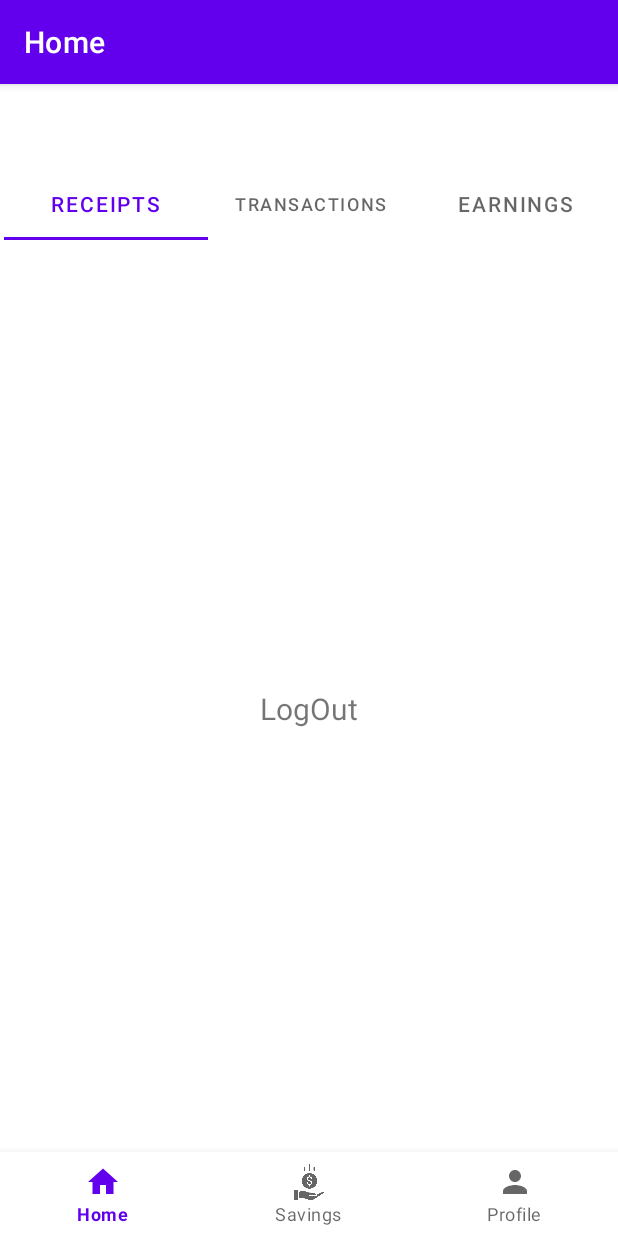
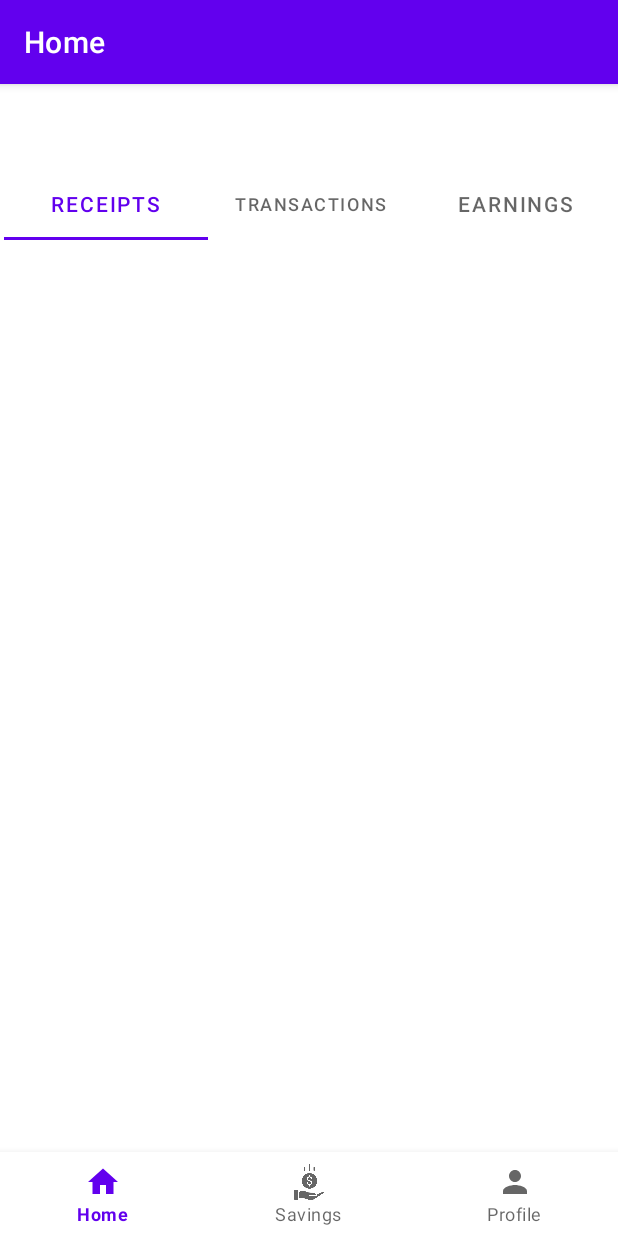
Before and after one commit to siddhartha-star-dev/RichMindset, an Android app: the screen it shows after launch once a user with an empty profile is signed in (MainActivity), on a phone screen of 412 x 824 dp. Run offline under Robolectric (Android 15) with nearby library versions, the phone set to English and light mode, and no system bars; our stand-ins replace Firebase (no records; nobody signed in at launch, a user with empty details on screens opened directly), navigation-ui.

Commit message:
cashflow api integrated

```diff
--- a/build.gradle
+++ b/build.gradle
@@ -45,4 +45,7 @@ dependencies {
     androidTestImplementation 'androidx.test.ext:junit:1.1.3'
     androidTestImplementation 'androidx.test.espresso:espresso-core:3.4.0'
     implementation 'androidx.lifecycle:lifecycle-viewmodel-ktx:2.4.0'
+    implementation 'com.squareup.retrofit2:retrofit:2.1.0'
+    implementation 'com.squareup.retrofit2:converter-gson:2.1.0'
+
 }
--- a/src/main/java/com/example/cashflow/ui/home/HomeFragment.java
+++ b/src/main/java/com/example/cashflow/ui/home/HomeFragment.java
@@ -29,19 +29,7 @@ public class HomeFragment extends Fragment {
         binding = FragmentHomeBinding.inflate(inflater, container, false);
         mauth=FirebaseAuth.getInstance();
         View root = binding.getRoot();
-        TextView logOut=binding.textHome;
-        logOut.setOnClickListener(new View.OnClickListener() {
-            @Override
-            public void onClick(View view) {
-                Intent intent=new Intent(getActivity(),Login.class);
-                intent.putExtra("Key",logOut.toString());
-                startActivity(intent);
-                mauth.signOut();
 
-
-
-            }
-        });
 
         return root;
     }
--- a/src/main/res/layout/fragment_home.xml
+++ b/src/main/res/layout/fragment_home.xml
@@ -31,18 +31,4 @@
             android:text="Earnings" />
     </com.google.android.material.tabs.TabLayout>
 
-    <TextView
-        android:id="@+id/text_home"
-        android:layout_width="match_parent"
-        android:layout_height="wrap_content"
-        android:layout_marginStart="8dp"
-        android:layout_marginTop="8dp"
-        android:layout_marginEnd="8dp"
-        android:textAlignment="center"
-        android:text="LogOut"
-        android:textSize="20sp"
-        app:layout_constraintBottom_toBottomOf="parent"
-        app:layout_constraintEnd_toEndOf="parent"
-        app:layout_constraintStart_toStartOf="parent"
-        app:layout_constraintTop_toTopOf="parent" />
 </androidx.constraintlayout.widget.ConstraintLayout>
--- a/src/main/res/layout/fragment_notifications.xml
+++ b/src/main/res/layout/fragment_notifications.xml
@@ -6,13 +6,16 @@
     android:layout_height="match_parent"
     tools:context=".ui.profile.ProfileFragment">
 
+
+
     <TextView
-        android:id="@+id/text_notifications"
+        android:id="@+id/text_home2"
         android:layout_width="match_parent"
         android:layout_height="wrap_content"
         android:layout_marginStart="8dp"
         android:layout_marginTop="8dp"
         android:layout_marginEnd="8dp"
+        android:text="LogOut"
         android:textAlignment="center"
         android:textSize="20sp"
         app:layout_constraintBottom_toBottomOf="parent"
```
Also changed, not shown: src/main/java/com/example/cashflow/APiCall/ResponseModel.java (added, +22 -0 lines), src/main/java/com/example/cashflow/APiCall/apicontroller.java (added, +32 -0 lines), src/main/java/com/example/cashflow/APiCall/apiset.java (added, +19 -0 lines).
